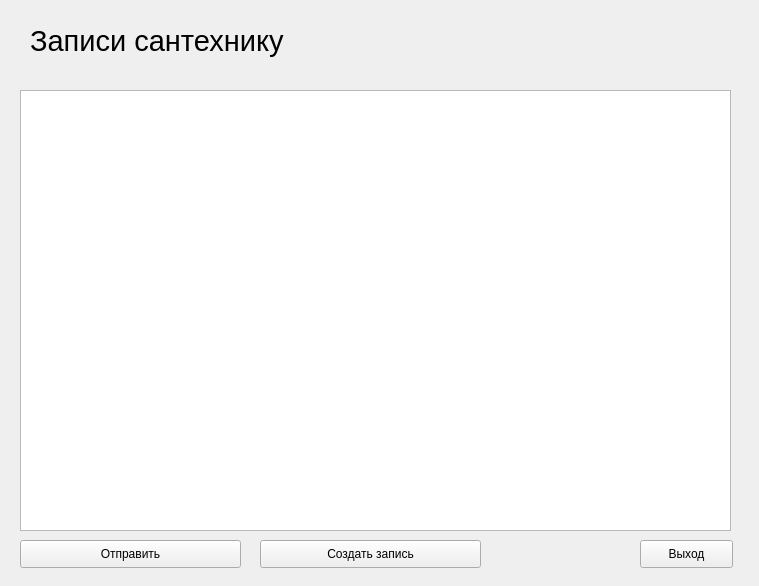
The window that plumber.ui (SivetsDanil/Digitalization-project-for-SESC-NSU) describes before a commit, drawn with Qt 5.
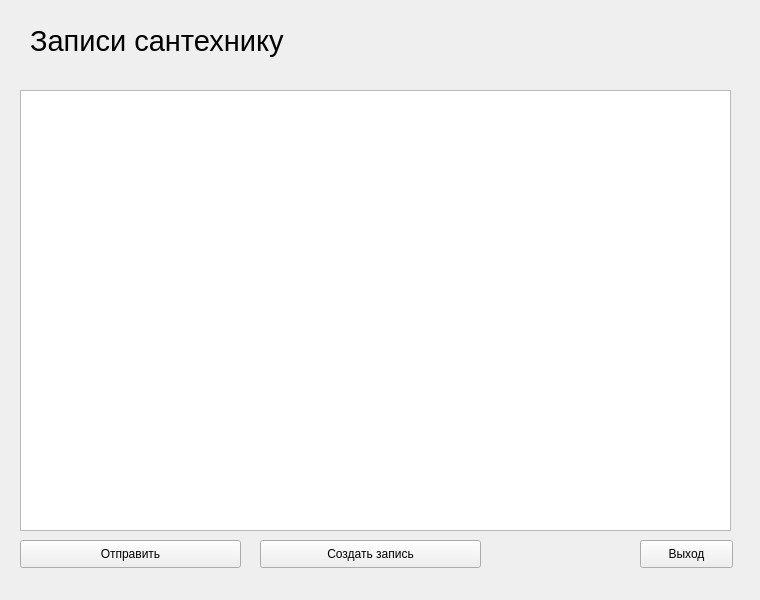
The same window after the commit.

What changed in the file:
```diff
--- a/plumber.ui
+++ b/plumber.ui
@@ -6,8 +6,8 @@
    <rect>
     <x>0</x>
     <y>0</y>
-    <width>759</width>
-    <height>586</height>
+    <width>760</width>
+    <height>600</height>
    </rect>
   </property>
   <property name="windowTitle">
```
